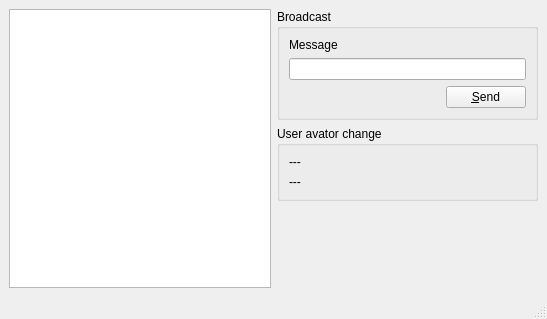
This is RpcChat/server/mainwindow.ui in HamedMasafi/Neuron as Qt 5 draws it before an edit. The edited form follows.
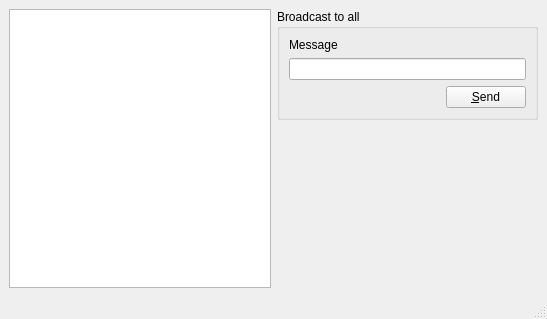
This is the edited form.

```diff
--- a/RpcChat/server/mainwindow.ui
+++ b/RpcChat/server/mainwindow.ui
@@ -23,7 +23,7 @@
       <item>
        <widget class="QGroupBox" name="groupBox">
         <property name="title">
-         <string>Broadcast</string>
+         <string>Broadcast to all</string>
         </property>
         <layout class="QVBoxLayout" name="verticalLayout_2">
          <item>
@@ -63,35 +63,6 @@
         </layout>
        </widget>
       </item>
-      <item>
-       <widget class="QGroupBox" name="groupBox_2">
-        <property name="title">
-         <string>User avator change</string>
-        </property>
-        <layout class="QVBoxLayout" name="verticalLayout">
-         <item>
-          <widget class="QLabel" name="labelAvator">
-           <property name="maximumSize">
-            <size>
-             <width>128</width>
-             <height>128</height>
-            </size>
-           </property>
-           <property name="text">
-            <string>---</string>
-           </property>
-          </widget>
-         </item>
-         <item>
-          <widget class="QLabel" name="labelUsername">
-           <property name="text">
-            <string>---</string>
-           </property>
-          </widget>
-         </item>
-        </layout>
-       </widget>
-      </item>
       <item>
        <spacer name="verticalSpacer">
         <property name="orientation">
```
Left out of the diff: 10 changed lines with no effect on the pictures.
